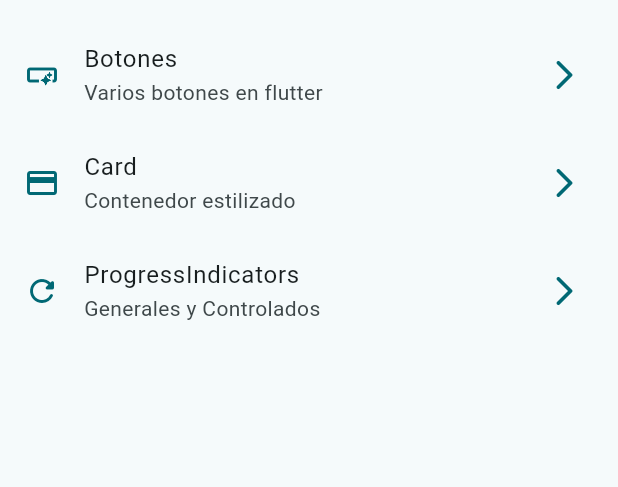
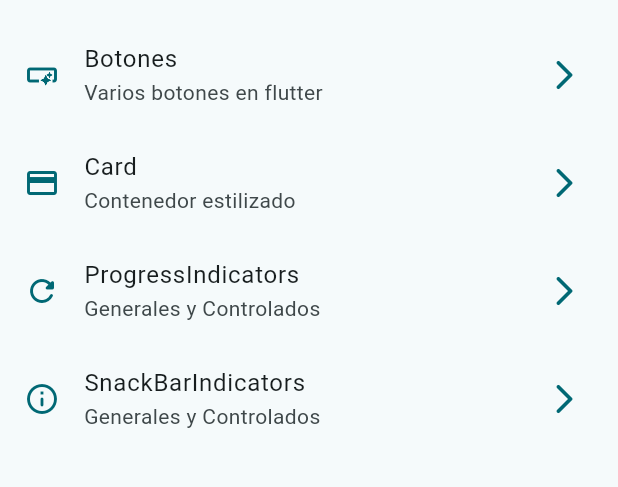
Before and after one commit to andresriscanevo/01bases, a Flutter app: the screen it shows after launch, on a phone screen of 412 x 824 dp, the part 63-550 px from its top. Run offline on Flutter 3.47's test engine with Material 2 defaults, Android fonts, the phone set to English and light mode, and no system bars; our stand-ins replace go_router.

Commit message:
dialogos y snack bar

```diff
--- a/lib/config/menu/menu_items.dart
+++ b/lib/config/menu/menu_items.dart
@@ -33,4 +33,10 @@ const appMenuItem = <MenuItem>[
     link: '/progress',
     icon: Icons.refresh_rounded,
   ),
+  MenuItem(
+    title: 'SnackBarIndicators',
+    subtitle: 'Generales y Controlados',
+    link: '/snackbar',
+    icon: Icons.info_outline_rounded,
+  ),
 ];
--- a/lib/config/router/approuter.dart
+++ b/lib/config/router/approuter.dart
@@ -24,5 +24,11 @@ final appRouter = GoRouter(
       name: ProgressScreen.name,
       builder: (context, state) => const ProgressScreen(),
     ),
+    //create route for screen snackbar
+    GoRoute(
+      path: '/snackbar',
+      name: SnackBarScreen.name,
+      builder: (context, state) => const SnackBarScreen(),
+    ),
   ],
 );
```
Also changed, not shown: lib/presentation/screens/snackbar/snackbar_screen.dart (+60 -1 lines).
